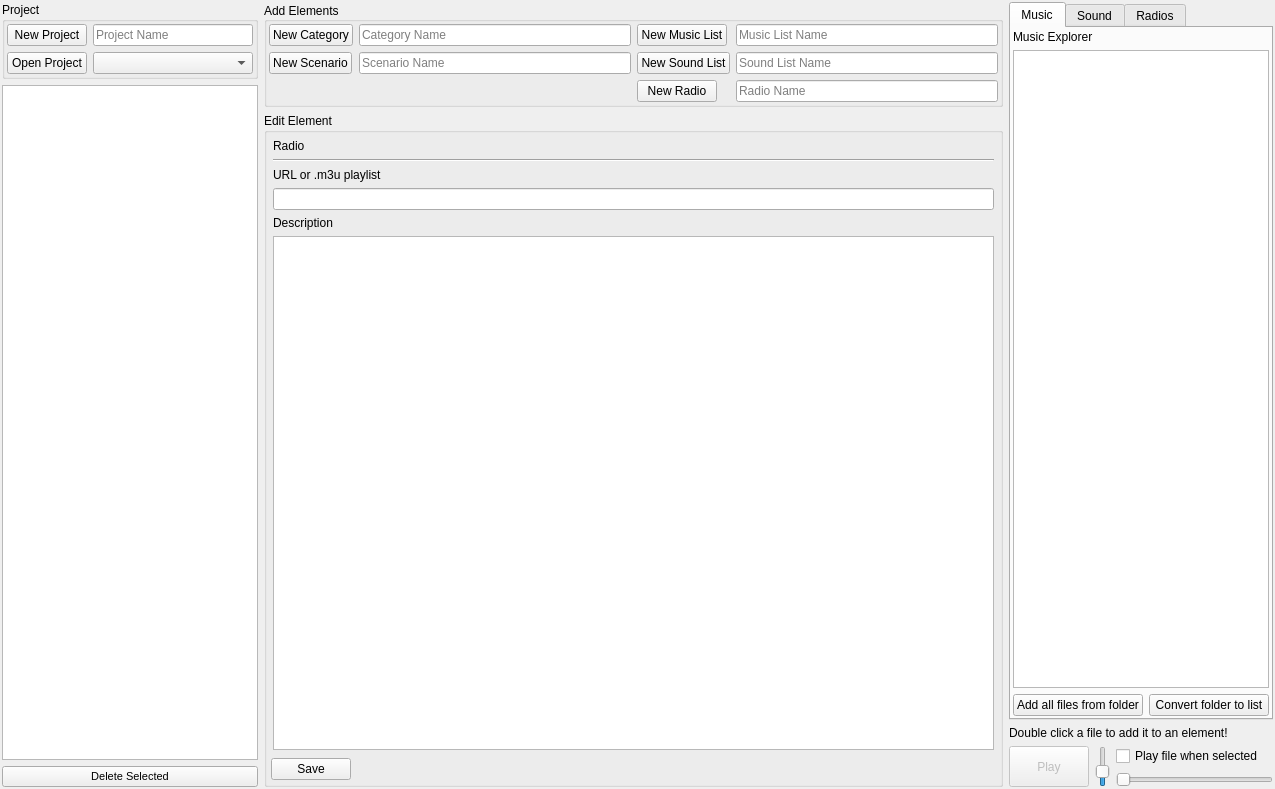
Old version of the form gm-companion/editors/audioeditor.ui in the repository PhilInTheGaps/GM-Companion.
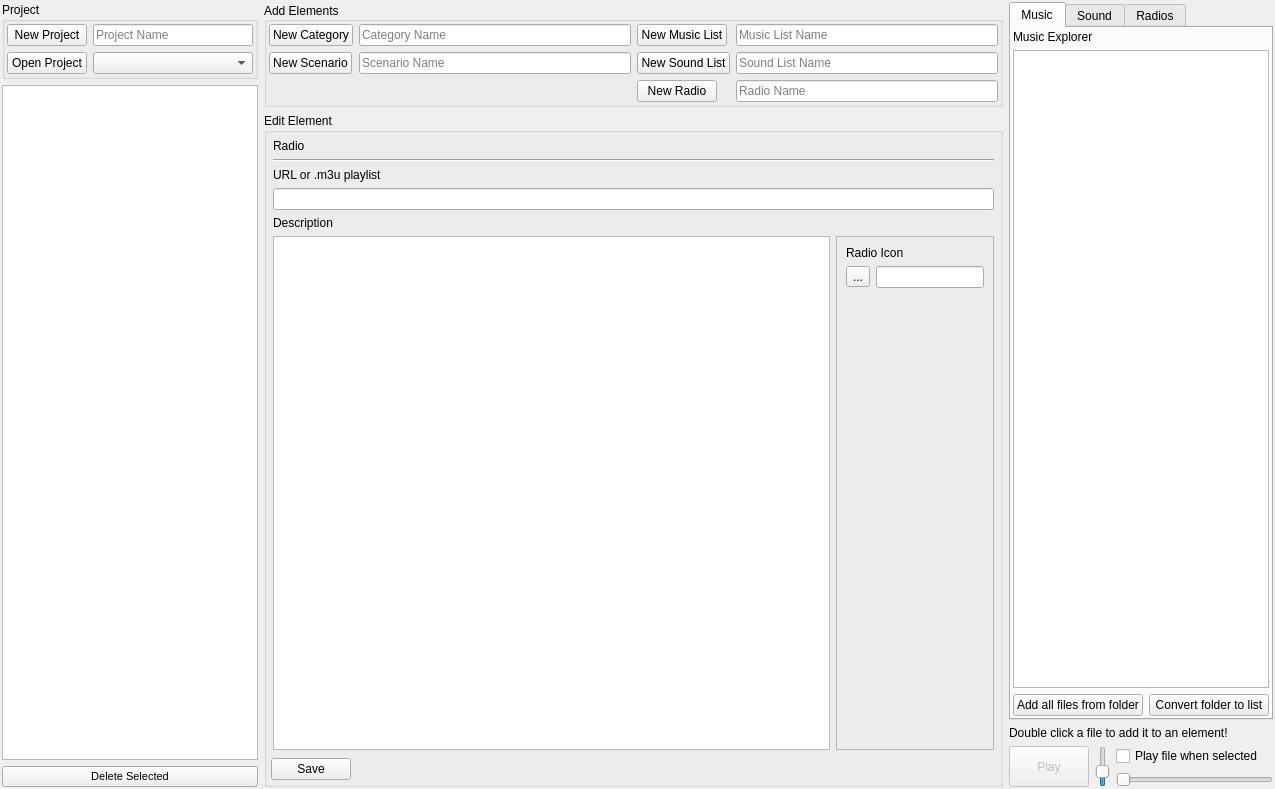
New version of the form. The open tabs and pages were chosen to show the change. Icons and pictures are not drawn.

Commit message: Added option to use custom icons in the audio tool

What changed in the file:
```diff
--- a/gm-companion/editors/audioeditor.ui
+++ b/gm-companion/editors/audioeditor.ui
@@ -811,7 +811,80 @@
              </widget>
             </item>
             <item>
-             <widget class="QTextEdit" name="textEdit_radioDescription"/>
+             <layout class="QHBoxLayout" name="horizontalLayout_8">
+              <item>
+               <widget class="QTextEdit" name="textEdit_radioDescription"/>
+              </item>
+              <item>
+               <widget class="QFrame" name="frame">
+                <property name="frameShape">
+                 <enum>QFrame::StyledPanel</enum>
+                </property>
+                <property name="frameShadow">
+                 <enum>QFrame::Raised</enum>
+                </property>
+                <layout class="QVBoxLayout" name="verticalLayout_20">
+                 <item>
+                  <widget class="QLabel" name="label_25">
+                   <property name="text">
+                    <string>Radio Icon</string>
+                   </property>
+                  </widget>
+                 </item>
+                 <item>
+                  <layout class="QHBoxLayout" name="horizontalLayout_9">
+                   <item>
+                    <widget class="QToolButton" name="toolButton_radioIcon">
+                     <property name="toolTip">
+                      <string>Set Radio Icon</string>
+                     </property>
+                     <property name="text">
+                      <string>...</string>
+                     </property>
+                    </widget>
+                   </item>
+                   <item>
+                    <widget class="QLineEdit" name="lineEdit_radioIcon">
+                     <property name="sizePolicy">
+                      <sizepolicy hsizetype="Minimum" vsizetype="Fixed">
+                       <horstretch>0</horstretch>
+                       <verstretch>0</verstretch>
+                      </sizepolicy>
+                     </property>
+                     <property name="readOnly">
+                      <bool>true</bool>
+                     </property>
+                    </widget>
+                   </item>
+                  </layout>
+                 </item>
+                 <item>
+                  <widget class="QLabel" name="label_radioIcon">
+                   <property name="text">
+                    <string/>
+                   </property>
+                   <property name="alignment">
+                    <set>Qt::AlignCenter</set>
+                   </property>
+                  </widget>
+                 </item>
+                 <item>
+                  <spacer name="verticalSpacer_4">
+                   <property name="orientation">
+                    <enum>Qt::Vertical</enum>
+                   </property>
+                   <property name="sizeHint" stdset="0">
+                    <size>
+                     <width>20</width>
+                     <height>40</height>
+                    </size>
+                   </property>
+                  </spacer>
+                 </item>
+                </layout>
+               </widget>
+              </item>
+             </layout>
             </item>
            </layout>
           </widget>
```
Left out of the diff: 92 changed lines with no effect on the pictures. The commit also changes 4 other files.
